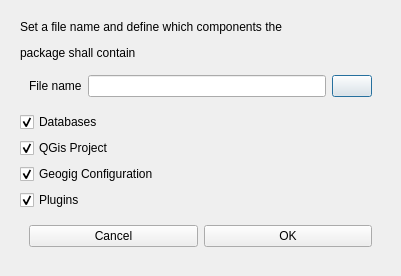
Above: source/examples/python/plugins/GeogigPackageCreator/geogig_package_creator_dialog_base.ui from SWM-IT/qgis-netze-gas before the change. Below: the same form after it.
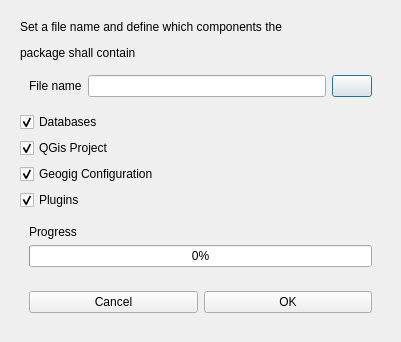
That is the form after the change.

Commit message: #28 Geogig: Package Creator Plugin: Progressbar added

The edit to the form file:
```diff
--- a/source/examples/python/plugins/GeogigPackageCreator/geogig_package_creator_dialog_base.ui
+++ b/source/examples/python/plugins/GeogigPackageCreator/geogig_package_creator_dialog_base.ui
@@ -7,7 +7,7 @@
     <x>0</x>
     <y>0</y>
     <width>401</width>
-    <height>263</height>
+    <height>341</height>
    </rect>
   </property>
   <property name="sizePolicy">
@@ -106,7 +106,27 @@
        </widget>
       </item>
       <item>
-       <widget class="QWidget" name="widget" native="true">
+       <widget class="QWidget" name="progressWiddget" native="true">
+        <layout class="QVBoxLayout" name="verticalLayout_2">
+         <item>
+          <widget class="QLabel" name="progressLabel">
+           <property name="text">
+            <string>Progress</string>
+           </property>
+          </widget>
+         </item>
+         <item>
+          <widget class="QProgressBar" name="progressBar">
+           <property name="value">
+            <number>0</number>
+           </property>
+          </widget>
+         </item>
+        </layout>
+       </widget>
+      </item>
+      <item>
+       <widget class="QWidget" name="actionWidget" native="true">
         <layout class="QHBoxLayout" name="horizontalLayout_3">
          <item>
           <widget class="QPushButton" name="pbCancel">
```
Left out of the diff: 3 changed lines with no effect on the pictures. The commit also changes 2 other files.
